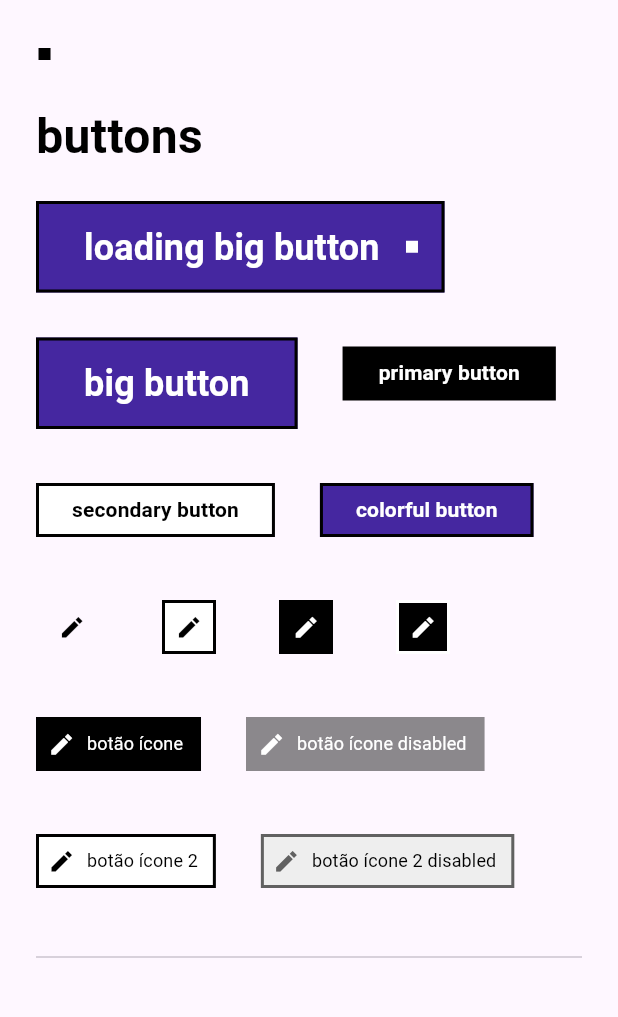
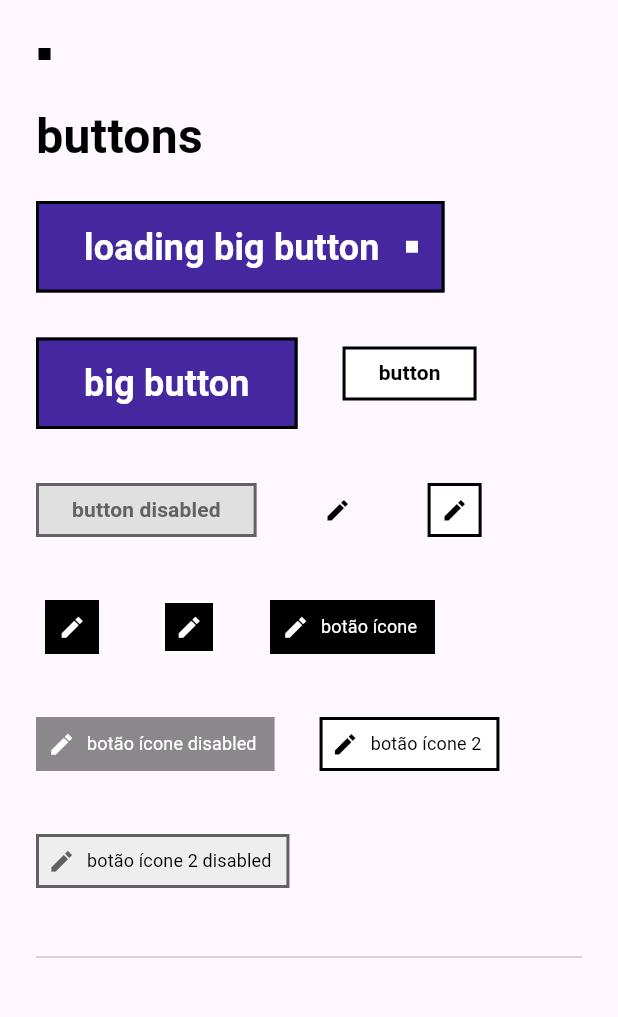
Before and after one commit to hugobrancowb/retro_design_system, a Flutter app: the screen it shows after launch, on a phone screen of 412 x 824 dp, the part 210-1227 px from its top. Run offline on Flutter 3.47's test engine with Material 3 defaults, Android fonts, the phone set to English and light mode, and no system bars; Roboto replaces fonts that are missing (Ubuntu Mono).

Commit message:
refactor: Turns button constructors into const constructors
Signed-off-by: Hugo Branco <hugobrancowb@gmail.com>

```diff
--- a/example/lib/demo.page.dart
+++ b/example/lib/demo.page.dart
@@ -96,30 +96,20 @@ class _DesignSystemDemoState extends State<DesignSystemDemo> {
         },
       ),
       RetroButton(
-        "primary button",
+        "button",
         key: const Key("primary regular button"),
         onPressed: () {
           setState(() => randomColor = RetroColors.randomColor);
           debugPrint("primary button pressed @ $timestampNow");
         },
       ),
-      RetroButton.light(
-        "secondary button",
-        isOutlined: true,
-        key: const Key("secondary regular button"),
+      RetroButton(
+        "button disabled",
+        enabled: false,
+        key: const Key("primary regular button disabled"),
         onPressed: () {
           setState(() => randomColor = RetroColors.randomColor);
-          debugPrint("secondary button pressed @ $timestampNow");
-        },
-      ),
-      RetroButton(
-        "colorful button",
-        key: const Key("regular button color"),
-        color: randomColor,
-        isOutlined: true,
-        onPressed: () {
-          setState(() => randomColor = RetroColors.randomColor);
-          debugPrint("colorful button pressed @ $timestampNow");
+          debugPrint("primary button pressed @ $timestampNow");
         },
       ),
       RetroIconButton.light(
--- a/lib/widgets/buttons/retro_button.widget.dart
+++ b/lib/widgets/buttons/retro_button.widget.dart
@@ -1,76 +1,78 @@
 part of retro_design_system;
 
-// TODO make it const
-class RetroButton extends ElevatedButton {
-  RetroButton(
-    String label, {
+class RetroButton extends StatelessWidget {
+  const RetroButton(
+    this.label, {
+    required this.onPressed,
+    this.style,
+    this.enabled = true,
+    this.focusNode,
+    Color? backgroundColor,
+    Color? textColor,
+    Color? borderColor,
     super.key,
-    required super.onPressed,
-    ButtonStyle? style,
-    Color color = Colors.black,
-    bool isOutlined = false,
-    bool enabled = true,
-    FocusNode? focusNode,
-  }) : super(
-          child: RetroText.white(label, isBold: true),
-          style: style ??
+  })  : _backgroundColor = backgroundColor,
+        _textColor = textColor,
+        _borderColor = borderColor;
+
+  final String label;
+  final void Function()? onPressed;
+  final ButtonStyle? style;
+  final Color? _backgroundColor;
+  final Color? _textColor;
+  final Color? _borderColor;
+  final bool enabled;
+  final FocusNode? focusNode;
+
+  @override
+  Widget build(BuildContext context) {
+    return ElevatedButton(
+      onPressed: enabled ? onPressed : null,
+      style: style?.copyWith(
+              backgroundColor: MaterialStateProperty.all(backgroundColor)) ??
           ButtonStyle(
-                backgroundColor: MaterialStateProperty.all(color),
+            backgroundColor: MaterialStateProperty.all(backgroundColor),
             shape: MaterialStateProperty.all(
               RoundedRectangleBorder(
-                    side: BorderSide(
-                      color: isOutlined ? Colors.black : Colors.transparent,
-                      width: 2.0,
-                    ),
+                side: BorderSide(color: borderColor, width: 2.0),
                 borderRadius: BorderRadius.zero,
               ),
             ),
             elevation: MaterialStateProperty.all(0),
-                mouseCursor: MaterialStateProperty.all(
-                  SystemMouseCursors.click,
-                ),
-                minimumSize:
-                    MaterialStateProperty.all(const Size.fromRadius(18)),
+            mouseCursor: enabled
+                ? MaterialStateProperty.all(SystemMouseCursors.click)
+                : MaterialStateProperty.all(SystemMouseCursors.basic),
+            minimumSize: MaterialStateProperty.all(const Size.fromRadius(18)),
           ),
       focusNode: focusNode,
-        );
-
-  RetroButton.light(
-    String label, {
-    super.key,
-    required super.onPressed,
-    ButtonStyle? style,
-    Color color = Colors.white,
-    bool isOutlined = false,
-    bool enabled = true,
-    FocusNode? focusNode,
-  }) : super(
-          child: RetroText(label, isBold: true),
-          style: style ??
-              ButtonStyle(
-                backgroundColor: MaterialStateProperty.all(
-                  _ButtonColorsUtil.getLightBackground(
-                    enabled: enabled,
-                    isOutlined: isOutlined,
-                  ),
-                ),
-                shape: MaterialStateProperty.all(
-                  RoundedRectangleBorder(
-                    side: BorderSide(
-                      color: isOutlined ? Colors.black : Colors.transparent,
-                      width: 2.0,
-                    ),
-                    borderRadius: BorderRadius.zero,
-                  ),
-                ),
-                elevation: MaterialStateProperty.all(0),
-                mouseCursor: MaterialStateProperty.all(
-                  SystemMouseCursors.click,
-                ),
-                minimumSize: MaterialStateProperty.all(
-                  const Size.fromRadius(18),
-                ),
-              ),
-          focusNode: focusNode,
+      child: RetroText(label, isBold: true, color: textColor),
     );
   }
+
+  // TODO: testar cores e salvar método em _ButtonColorsUtil
+  Color get backgroundColor {
+    late Color mainColor;
+    late Color disabledMergeColor;
+
+    mainColor = _backgroundColor ?? Colors.white;
+    disabledMergeColor = Colors.black12;
+
+    return enabled
+        ? mainColor
+        : Color.alphaBlend(disabledMergeColor, mainColor);
+  }
+
+  // TODO: testar cores e salvar método em _ButtonColorsUtil
+  Color get textColor {
+    final mainColor = _textColor ?? Colors.black;
+    return enabled ? mainColor : Color.alphaBlend(Colors.white38, mainColor);
+  }
+
+  // TODO: testar cores e salvar método em _ButtonColorsUtil
+  Color get borderColor {
+    if (_borderColor == null) return textColor;
+
+    final mainColor = _borderColor ?? Colors.black;
+    return enabled ? mainColor : Color.alphaBlend(Colors.white24, mainColor);
+  }
+}
--- a/lib/widgets/buttons/retro_button_big.widget.dart
+++ b/lib/widgets/buttons/retro_button_big.widget.dart
@@ -1,32 +1,49 @@
 part of retro_design_system;
 
-// TODO make it const
-class RetroBigButton extends ElevatedButton {
-  RetroBigButton(
-    String label, {
+class RetroBigButton extends StatelessWidget {
+  const RetroBigButton(
+    this.label, {
+    required this.onPressed,
+    this.enabled = true,
+    this.loading = false,
+    this.style,
+    this.color,
+    this.isOutlined = true,
     super.key,
-    required onPressed,
-    bool? loading = false,
-    ButtonStyle? style,
-    Color? color,
-    bool isOutlined = true,
-  }) : super(
-          onPressed: loading != true ? onPressed : null,
-          child: loading != true
-              ? RetroH5.white(label, isBold: true)
+  });
+
+  final String label;
+  final void Function()? onPressed;
+  final bool enabled;
+  final bool? loading;
+  final ButtonStyle? style;
+  final Color? color;
+  final bool isOutlined;
+
+  @override
+  Widget build(BuildContext context) {
+    final buttonText = RetroH5.white(label, isBold: true);
+
+    final innerContentButton = loading != true
+        ? buttonText
         : Row(
             mainAxisAlignment: MainAxisAlignment.center,
             mainAxisSize: MainAxisSize.min,
             children: [
-                    RetroH5.white(label, isBold: true),
+              buttonText,
               const SizedBox(width: 16),
               const LoadingState.white(),
             ],
-                ),
-          style: style ??
+          );
+
+    final backgroundColor =
+        MaterialStateProperty.all(color ?? RetroColors.randomColor);
+
+    return ElevatedButton(
+      onPressed: (loading != true && enabled) ? onPressed : null,
+      style: style?.copyWith(backgroundColor: backgroundColor) ??
           ButtonStyle(
-                backgroundColor:
-                    MaterialStateProperty.all(color ?? RetroColors.randomColor),
+            backgroundColor: backgroundColor,
             shape: MaterialStateProperty.all(
               RoundedRectangleBorder(
                 side: BorderSide(
@@ -38,10 +55,7 @@ class RetroBigButton extends ElevatedButton {
             ),
             padding: MaterialStateProperty.all(
               loading != true
-                      ? const EdgeInsets.symmetric(
-                          vertical: 16.0,
-                          horizontal: 32.0,
-                        )
+                  ? const EdgeInsets.symmetric(vertical: 16.0, horizontal: 32.0)
                   : const EdgeInsets.only(
                       top: 16.0,
                       bottom: 16.0,
@@ -49,13 +63,15 @@ class RetroBigButton extends ElevatedButton {
                       left: 32.0,
                     ),
             ),
-                mouseCursor: MaterialStateProperty.all(
-                  SystemMouseCursors.click,
-                ),
+            mouseCursor: enabled
+                ? MaterialStateProperty.all(SystemMouseCursors.click)
+                : MaterialStateProperty.all(SystemMouseCursors.basic),
             minimumSize: MaterialStateProperty.all(
               const Size.fromRadius(_SizeTokens.buttonMinimumSize),
             ),
             elevation: MaterialStateProperty.all(0),
           ),
+      child: innerContentButton,
     );
   }
+}
```
Lines whose indentation alone changed are shown as unchanged.
